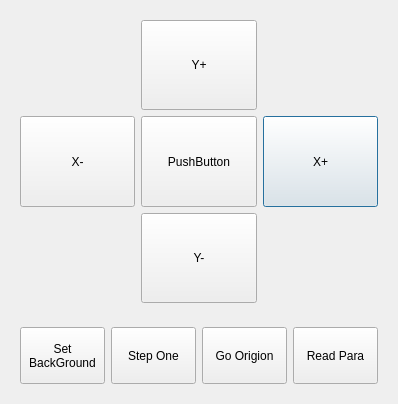
Before: the Qt Designer form calibrator.ui in LXYYY/JDRobot2017_Kinect, drawn with Qt 5.
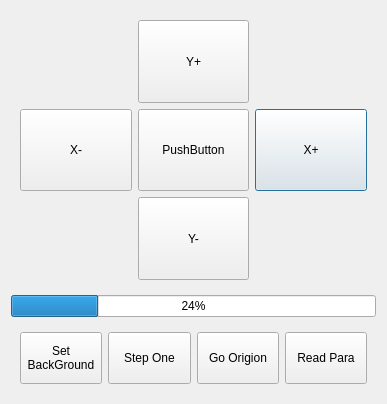
After: the same form once the commit is applied.

Diff of the .ui file:
```diff
--- a/calibrator.ui
+++ b/calibrator.ui
@@ -6,7 +6,7 @@
    <rect>
     <x>0</x>
     <y>0</y>
-    <width>398</width>
+    <width>387</width>
     <height>404</height>
    </rect>
   </property>
@@ -91,7 +91,7 @@
      </layout>
     </widget>
    </item>
-   <item row="1" column="0">
+   <item row="2" column="0">
     <widget class="QFrame" name="verticalFrame">
      <property name="sizePolicy">
       <sizepolicy hsizetype="Preferred" vsizetype="Expanding">
@@ -162,6 +162,13 @@
      </layout>
     </widget>
    </item>
+   <item row="1" column="0">
+    <widget class="QProgressBar" name="progressBar">
+     <property name="value">
+      <number>24</number>
+     </property>
+    </widget>
+   </item>
   </layout>
  </widget>
  <resources/>
```
